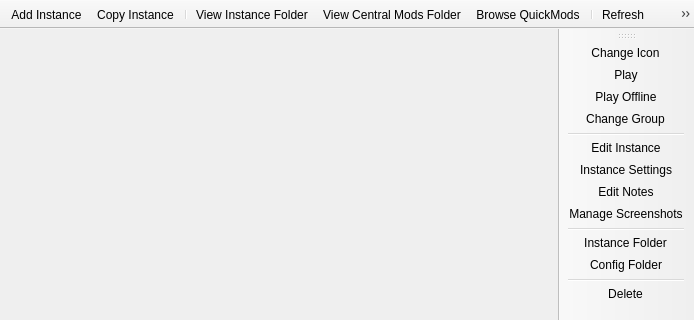
The window that gui/MainWindow.ui (shaszard/test) describes before a commit, drawn with Qt 5; both pictures show x 0 to 694 and y 0 to 320 of the 694 by 563 pixel window.
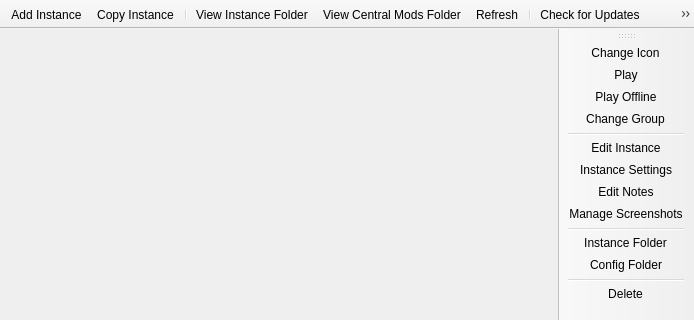
The same window after the commit. Icons and pictures are not drawn.

```diff
--- a/gui/MainWindow.ui
+++ b/gui/MainWindow.ui
@@ -66,9 +66,8 @@
    <addaction name="separator"/>
    <addaction name="actionViewInstanceFolder"/>
    <addaction name="actionViewCentralModsFolder"/>
-   <addaction name="actionBrowseQuickMods"/>
-   <addaction name="separator"/>
    <addaction name="actionRefresh"/>
+   <addaction name="separator"/>
    <addaction name="actionCheckUpdate"/>
    <addaction name="actionSettings"/>
    <addaction name="separator"/>
@@ -462,17 +461,6 @@
     <string>Add a new instance.</string>
    </property>
   </action>
-  <action name="actionBrowseQuickMods">
-   <property name="icon">
-    <iconset theme="centralmods"/>
-   </property>
-   <property name="text">
-    <string>Browse QuickMods</string>
-   </property>
-   <property name="toolTip">
-    <string>Browse QuickMods</string>
-   </property>
-  </action>
   <action name="actionManageAccounts">
    <property name="text">
     <string>Manage Accounts</string>
```
